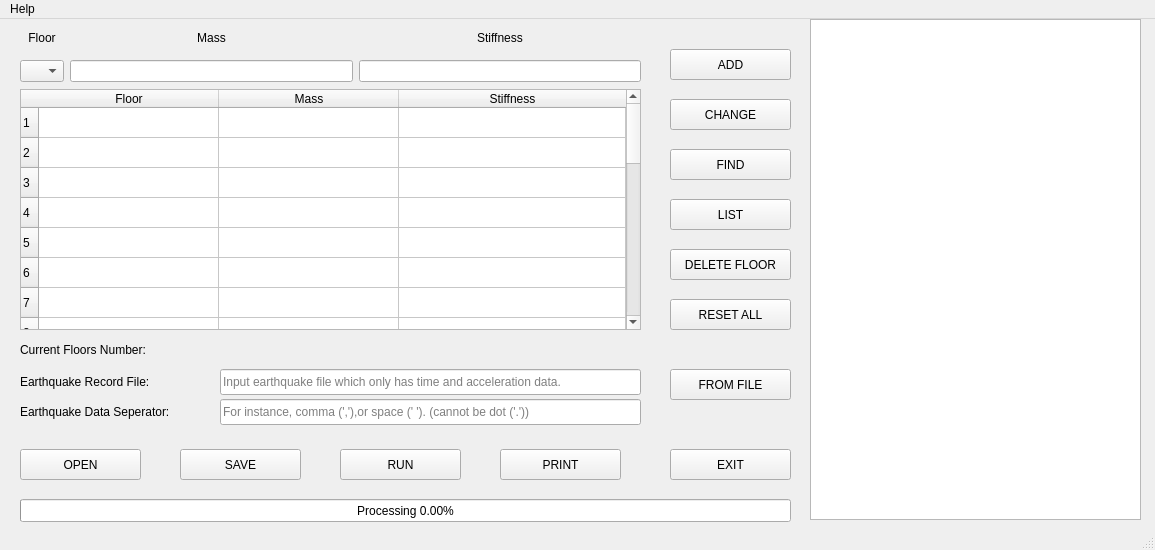
Qt form sDynaUi.ui (alitatici/VisualizationOfCodes) before a commit.
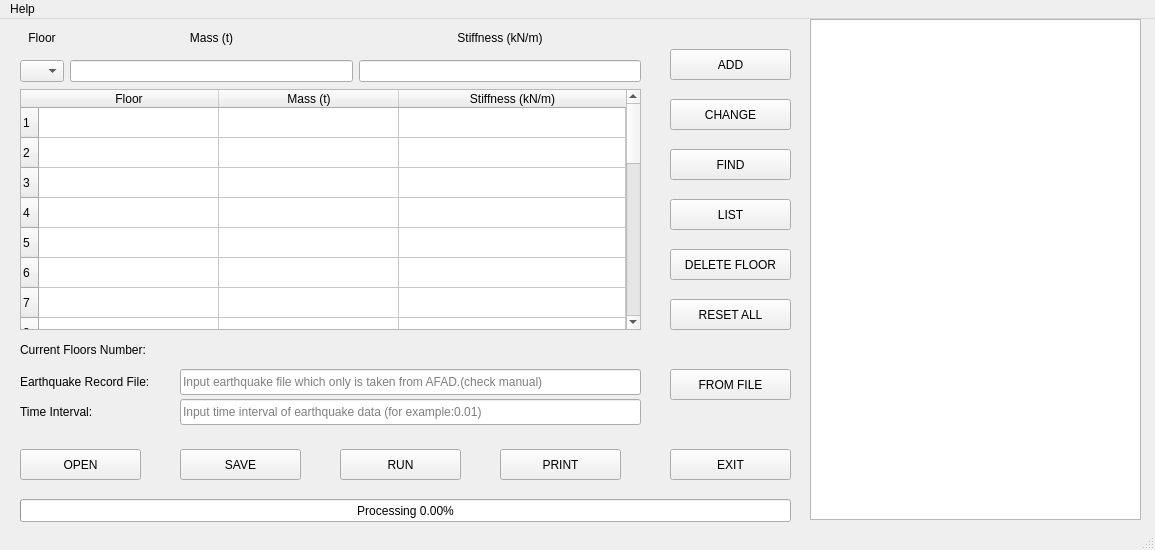
The same form after that commit. Icons and pictures are not drawn.

Diff of the .ui file:
```diff
--- a/sDynaUi.ui
+++ b/sDynaUi.ui
@@ -1367,12 +1367,12 @@
     </column>
     <column>
      <property name="text">
-      <string>Mass</string>
+      <string>Mass (t)</string>
      </property>
     </column>
     <column>
      <property name="text">
-      <string>Stiffness</string>
+      <string>Stiffness (kN/m)</string>
      </property>
     </column>
    </widget>
@@ -1591,7 +1591,7 @@
        <item>
         <widget class="QLabel" name="label">
          <property name="text">
-          <string>Mass</string>
+          <string>Mass (t)</string>
          </property>
          <property name="alignment">
           <set>Qt::AlignCenter</set>
@@ -1608,7 +1608,7 @@
        <item>
         <widget class="QLabel" name="label_2">
          <property name="text">
-          <string>Stiffness</string>
+          <string>Stiffness (kN/m)</string>
          </property>
          <property name="alignment">
           <set>Qt::AlignCenter</set>
@@ -1824,7 +1824,7 @@
      <rect>
       <x>20</x>
       <y>350</y>
-      <width>161</width>
+      <width>151</width>
       <height>26</height>
      </rect>
     </property>
@@ -1837,20 +1837,20 @@
      <rect>
       <x>20</x>
       <y>380</y>
-      <width>171</width>
+      <width>151</width>
       <height>26</height>
      </rect>
     </property>
     <property name="text">
-     <string>Earthquake Data Seperator:</string>
+     <string>Time Interval:</string>
     </property>
    </widget>
    <widget class="QLineEdit" name="lne_Seperator">
     <property name="geometry">
      <rect>
-      <x>220</x>
+      <x>180</x>
       <y>380</y>
-      <width>421</width>
+      <width>461</width>
       <height>26</height>
      </rect>
     </property>
@@ -1864,7 +1864,7 @@
      <number>1</number>
     </property>
     <property name="placeholderText">
-     <string>For instance, comma (','),or space (' '). (cannot be dot ('.'))</string>
+     <string>Input time interval of earthquake data (for example:0.01)</string>
     </property>
     <property name="clearButtonEnabled">
      <bool>true</bool>
@@ -1873,14 +1873,14 @@
    <widget class="QLineEdit" name="lne_EQData">
     <property name="geometry">
      <rect>
-      <x>220</x>
+      <x>180</x>
       <y>350</y>
-      <width>421</width>
+      <width>461</width>
       <height>26</height>
      </rect>
     </property>
     <property name="placeholderText">
-     <string>Input earthquake file which only has time and acceleration data.</string>
+     <string>Input earthquake file which only is taken from AFAD.(check manual)</string>
     </property>
     <property name="clearButtonEnabled">
      <bool>true</bool>
```
Left out of the diff: 4 changed lines with no effect on the pictures.
